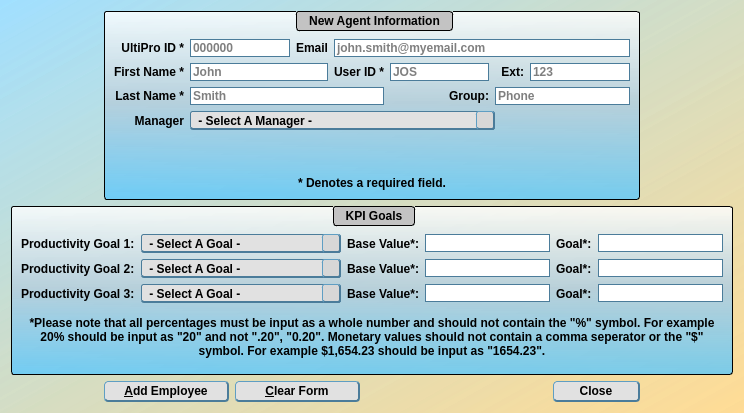
jakesb27/Manager_KPI_Tracker, file agent_input.ui: the form before one commit.
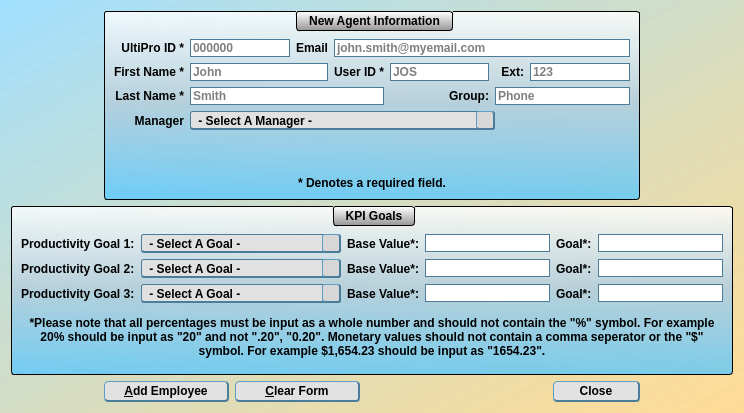
The form after the commit. Icons and pictures are not drawn.

```diff
--- a/agent_input.ui
+++ b/agent_input.ui
@@ -35,7 +35,7 @@
 	font-weight: bold;
 }
 QGroupBox::title{
-	background-color: rgb(195, 195, 195);
+	background-color: qlineargradient(spread:pad, x1:0.50035, y1:1, x2:0.5, y2:0, stop:0 rgba(151, 151, 151, 255), stop:1 rgba(255, 255, 255, 255));
 	border: 1px solid black;
 	border-radius: 3px;
 	padding: 2 10px;
```
Left out of the diff: 2 changed lines with no effect on the pictures.
